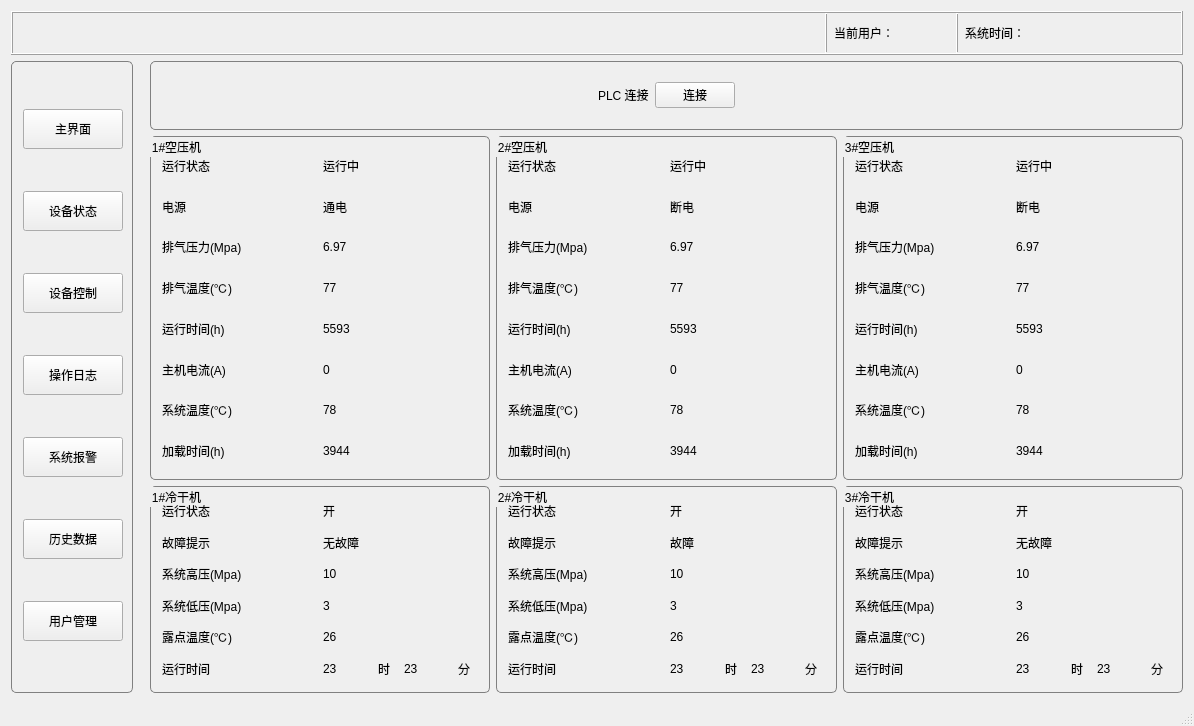
First picture: the form in mainwindow.ui, repository happyzxx1988/CHControlSystem, before the edit.
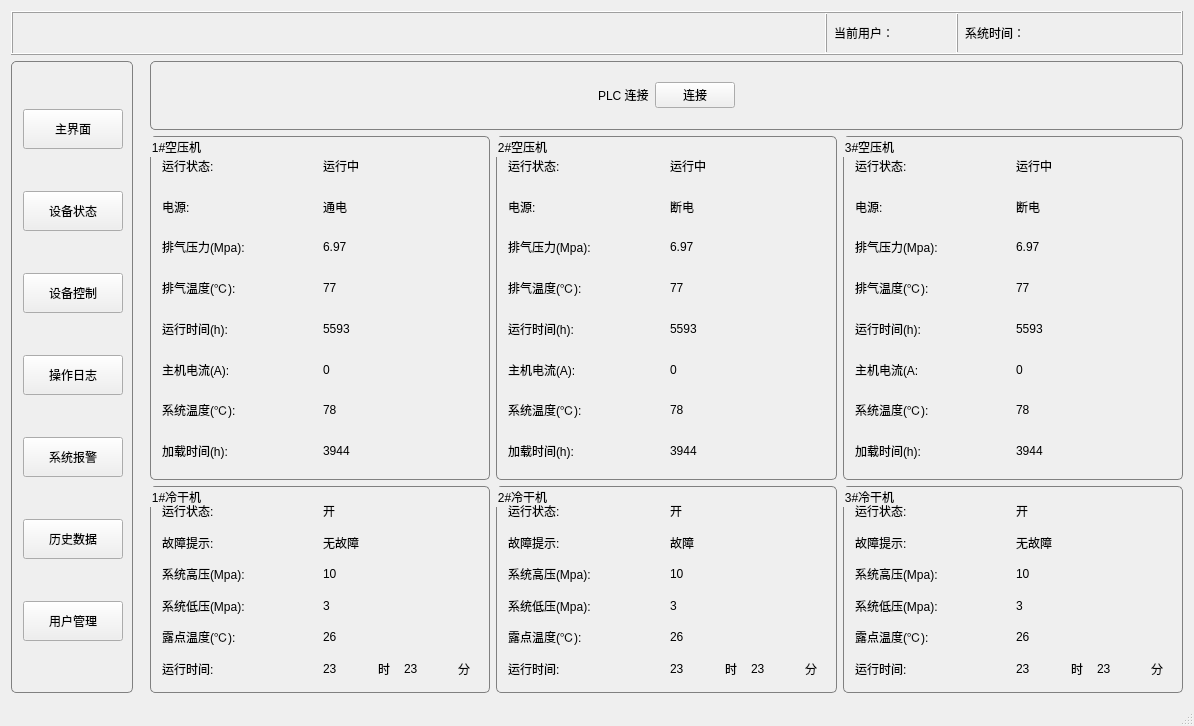
Second picture: the form after the edit. Icons and pictures are not drawn. Custom widgets are drawn as their Qt base class.

Commit message: 修改逻辑

```diff
--- a/mainwindow.ui
+++ b/mainwindow.ui
@@ -560,7 +560,7 @@
                  <item>
                   <widget class="QLabel" name="label_63">
                    <property name="text">
-                    <string>加载时间(h)</string>
+                    <string>加载时间(h):</string>
                    </property>
                   </widget>
                  </item>
@@ -578,7 +578,7 @@
                  <item>
                   <widget class="QLabel" name="label_61">
                    <property name="text">
-                    <string>运行时间(h)</string>
+                    <string>运行时间(h):</string>
                    </property>
                   </widget>
                  </item>
@@ -596,7 +596,7 @@
                  <item>
                   <widget class="QLabel" name="label_59">
                    <property name="text">
-                    <string>排气温度(℃)</string>
+                    <string>排气温度(℃):</string>
                    </property>
                   </widget>
                  </item>
@@ -614,7 +614,7 @@
                  <item>
                   <widget class="QLabel" name="label_58">
                    <property name="text">
-                    <string>排气压力(Mpa)</string>
+                    <string>排气压力(Mpa):</string>
                    </property>
                   </widget>
                  </item>
@@ -632,7 +632,7 @@
                  <item>
                   <widget class="QLabel" name="label_60">
                    <property name="text">
-                    <string>主机电流(A)</string>
+                    <string>主机电流(A):</string>
                    </property>
                   </widget>
                  </item>
@@ -650,7 +650,7 @@
                  <item>
                   <widget class="QLabel" name="label_62">
                    <property name="text">
-                    <string>系统温度(℃)</string>
+                    <string>系统温度(℃):</string>
                    </property>
                   </widget>
                  </item>
@@ -668,7 +668,7 @@
                  <item>
                   <widget class="QLabel" name="label_57">
                    <property name="text">
-                    <string>运行状态</string>
+                    <string>运行状态:</string>
                    </property>
                   </widget>
                  </item>
@@ -686,7 +686,7 @@
                  <item>
                   <widget class="QLabel" name="label_23">
                    <property name="text">
-                    <string>电源</string>
+                    <string>电源:</string>
                    </property>
                   </widget>
                  </item>
@@ -713,7 +713,7 @@
                  <item>
                   <widget class="QLabel" name="label_71">
                    <property name="text">
-                    <string>运行状态</string>
+                    <string>运行状态:</string>
                    </property>
                   </widget>
                  </item>
@@ -731,7 +731,7 @@
                  <item>
                   <widget class="QLabel" name="label_73">
                    <property name="text">
-                    <string>排气压力(Mpa)</string>
+                    <string>排气压力(Mpa):</string>
                    </property>
                   </widget>
                  </item>
@@ -749,7 +749,7 @@
                  <item>
                   <widget class="QLabel" name="label_81">
                    <property name="text">
-                    <string>系统温度(℃)</string>
+                    <string>系统温度(℃):</string>
                    </property>
                   </widget>
                  </item>
@@ -767,7 +767,7 @@
                  <item>
                   <widget class="QLabel" name="label_83">
                    <property name="text">
-                    <string>加载时间(h)</string>
+                    <string>加载时间(h):</string>
                    </property>
                   </widget>
                  </item>
@@ -785,7 +785,7 @@
                  <item>
                   <widget class="QLabel" name="label_75">
                    <property name="text">
-                    <string>排气温度(℃)</string>
+                    <string>排气温度(℃):</string>
                    </property>
                   </widget>
                  </item>
@@ -803,7 +803,7 @@
                  <item>
                   <widget class="QLabel" name="label_77">
                    <property name="text">
-                    <string>运行时间(h)</string>
+                    <string>运行时间(h):</string>
                    </property>
                   </widget>
                  </item>
@@ -821,7 +821,7 @@
                  <item>
                   <widget class="QLabel" name="label_79">
                    <property name="text">
-                    <string>主机电流(A)</string>
+                    <string>主机电流(A):</string>
                    </property>
                   </widget>
                  </item>
@@ -839,7 +839,7 @@
                  <item>
                   <widget class="QLabel" name="label_21">
                    <property name="text">
-                    <string>电源</string>
+                    <string>电源:</string>
                    </property>
                   </widget>
                  </item>
@@ -866,7 +866,7 @@
                  <item>
                   <widget class="QLabel" name="label_95">
                    <property name="text">
-                    <string>系统温度(℃)</string>
+                    <string>系统温度(℃):</string>
                    </property>
                   </widget>
                  </item>
@@ -884,7 +884,7 @@
                  <item>
                   <widget class="QLabel" name="label_97">
                    <property name="text">
-                    <string>加载时间(h)</string>
+                    <string>加载时间(h):</string>
                    </property>
                   </widget>
                  </item>
@@ -902,7 +902,7 @@
                  <item>
                   <widget class="QLabel" name="label_93">
                    <property name="text">
-                    <string>主机电流(A)</string>
+                    <string>主机电流(A:</string>
                    </property>
                   </widget>
                  </item>
@@ -920,7 +920,7 @@
                  <item>
                   <widget class="QLabel" name="label_85">
                    <property name="text">
-                    <string>运行状态</string>
+                    <string>运行状态:</string>
                    </property>
                   </widget>
                  </item>
@@ -938,7 +938,7 @@
                  <item>
                   <widget class="QLabel" name="label_91">
                    <property name="text">
-                    <string>运行时间(h)</string>
+                    <string>运行时间(h):</string>
                    </property>
                   </widget>
                  </item>
@@ -956,7 +956,7 @@
                  <item>
                   <widget class="QLabel" name="label_87">
                    <property name="text">
-                    <string>排气压力(Mpa)</string>
+                    <string>排气压力(Mpa):</string>
                    </property>
                   </widget>
                  </item>
@@ -974,7 +974,7 @@
                  <item>
                   <widget class="QLabel" name="label_89">
                    <property name="text">
-                    <string>排气温度(℃)</string>
+                    <string>排气温度(℃):</string>
                    </property>
                   </widget>
                  </item>
@@ -992,7 +992,7 @@
                  <item>
                   <widget class="QLabel" name="label_36">
                    <property name="text">
-                    <string>电源</string>
+                    <string>电源:</string>
                    </property>
                   </widget>
                  </item>
@@ -1023,7 +1023,7 @@
                  <item>
                   <widget class="QLabel" name="label_99">
                    <property name="text">
-                    <string>运行状态</string>
+                    <string>运行状态:</string>
                    </property>
                   </widget>
                  </item>
@@ -1041,7 +1041,7 @@
                  <item>
                   <widget class="QLabel" name="label_40">
                    <property name="text">
-                    <string>故障提示</string>
+                    <string>故障提示:</string>
                    </property>
                   </widget>
                  </item>
@@ -1059,7 +1059,7 @@
                  <item>
                   <widget class="QLabel" name="label_101">
                    <property name="text">
-                    <string>系统高压(Mpa)</string>
+                    <string>系统高压(Mpa):</string>
                    </property>
                   </widget>
                  </item>
@@ -1077,7 +1077,7 @@
                  <item>
                   <widget class="QLabel" name="label_103">
                    <property name="text">
-                    <string>系统低压(Mpa)</string>
+                    <string>系统低压(Mpa):</string>
                    </property>
                   </widget>
                  </item>
@@ -1095,7 +1095,7 @@
                  <item>
                   <widget class="QLabel" name="label_44">
                    <property name="text">
-                    <string>露点温度(℃)</string>
+                    <string>露点温度(℃):</string>
                    </property>
                   </widget>
                  </item>
@@ -1116,7 +1116,7 @@
                  <item>
                   <widget class="QLabel" name="label_46">
                    <property name="text">
-                    <string>运行时间</string>
+                    <string>运行时间:</string>
                    </property>
                   </widget>
                  </item>
@@ -1180,7 +1180,7 @@
                  <item>
                   <widget class="QLabel" name="label_105">
                    <property name="text">
-                    <string>运行状态</string>
+                    <string>运行状态:</string>
                    </property>
                   </widget>
                  </item>
@@ -1198,7 +1198,7 @@
                  <item>
                   <widget class="QLabel" name="label_64">
                    <property name="text">
-                    <string>故障提示</string>
+                    <string>故障提示:</string>
                    </property>
                   </widget>
                  </item>
@@ -1216,7 +1216,7 @@
                  <item>
                   <widget class="QLabel" name="label_107">
                    <property name="text">
-                    <string>系统高压(Mpa)</string>
+                    <string>系统高压(Mpa):</string>
                    </property>
                   </widget>
                  </item>
@@ -1234,7 +1234,7 @@
                  <item>
                   <widget class="QLabel" name="label_109">
                    <property name="text">
-                    <string>系统低压(Mpa)</string>
+                    <string>系统低压(Mpa):</string>
                    </property>
                   </widget>
                  </item>
@@ -1252,7 +1252,7 @@
                  <item>
                   <widget class="QLabel" name="label_65">
                    <property name="text">
-                    <string>露点温度(℃)</string>
+                    <string>露点温度(℃):</string>
                    </property>
                   </widget>
                  </item>
@@ -1273,7 +1273,7 @@
                  <item>
                   <widget class="QLabel" name="label_66">
                    <property name="text">
-                    <string>运行时间</string>
+                    <string>运行时间:</string>
                    </property>
                   </widget>
                  </item>
@@ -1337,7 +1337,7 @@
                  <item>
                   <widget class="QLabel" name="label_111">
                    <property name="text">
-                    <string>运行状态</string>
+                    <string>运行状态:</string>
                    </property>
                   </widget>
                  </item>
@@ -1355,7 +1355,7 @@
                  <item>
                   <widget class="QLabel" name="label_67">
                    <property name="text">
-                    <string>故障提示</string>
+                    <string>故障提示:</string>
                    </property>
                   </widget>
                  </item>
@@ -1373,7 +1373,7 @@
                  <item>
                   <widget class="QLabel" name="label_113">
                    <property name="text">
-                    <string>系统高压(Mpa)</string>
+                    <string>系统高压(Mpa):</string>
                    </property>
                   </widget>
                  </item>
@@ -1391,7 +1391,7 @@
                  <item>
                   <widget class="QLabel" name="label_115">
                    <property name="text">
-                    <string>系统低压(Mpa)</string>
+                    <string>系统低压(Mpa):</string>
                    </property>
                   </widget>
                  </item>
@@ -1409,7 +1409,7 @@
                  <item>
                   <widget class="QLabel" name="label_68">
                    <property name="text">
-                    <string>露点温度(℃)</string>
+                    <string>露点温度(℃):</string>
                    </property>
                   </widget>
                  </item>
@@ -1427,7 +1427,7 @@
                  <item>
                   <widget class="QLabel" name="label_69">
                    <property name="text">
-                    <string>运行时间</string>
+                    <string>运行时间:</string>
                    </property>
                   </widget>
                  </item>
```
Left out of the diff: 56 changed lines with no effect on the pictures. The commit also changes 2 other files.
